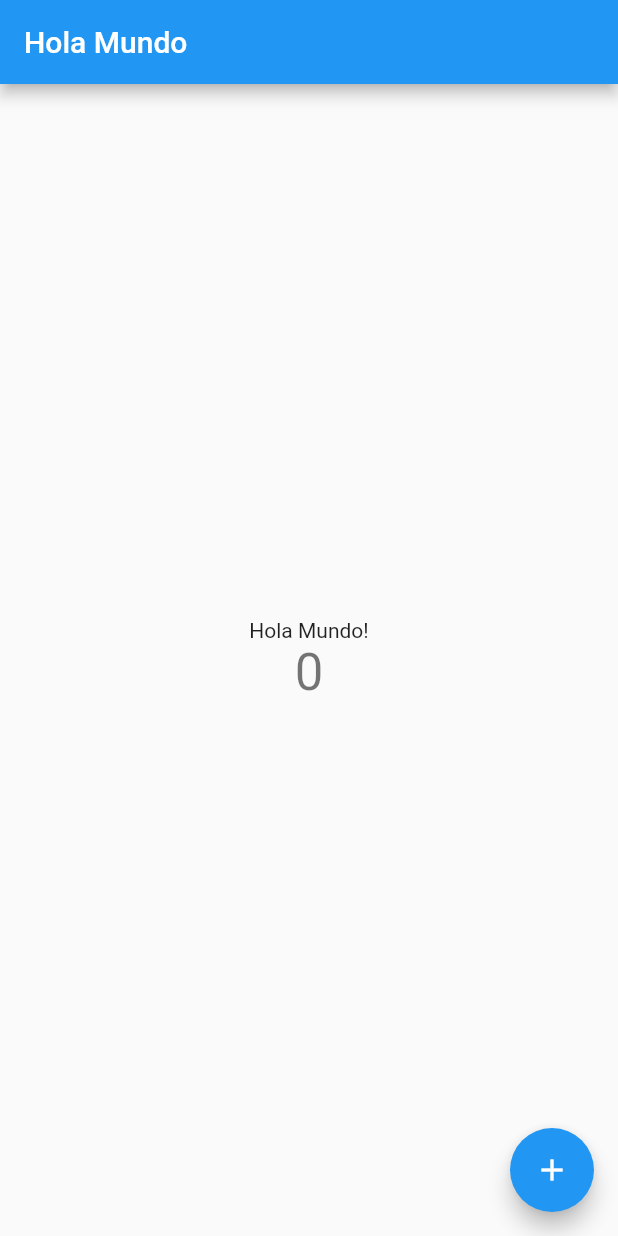
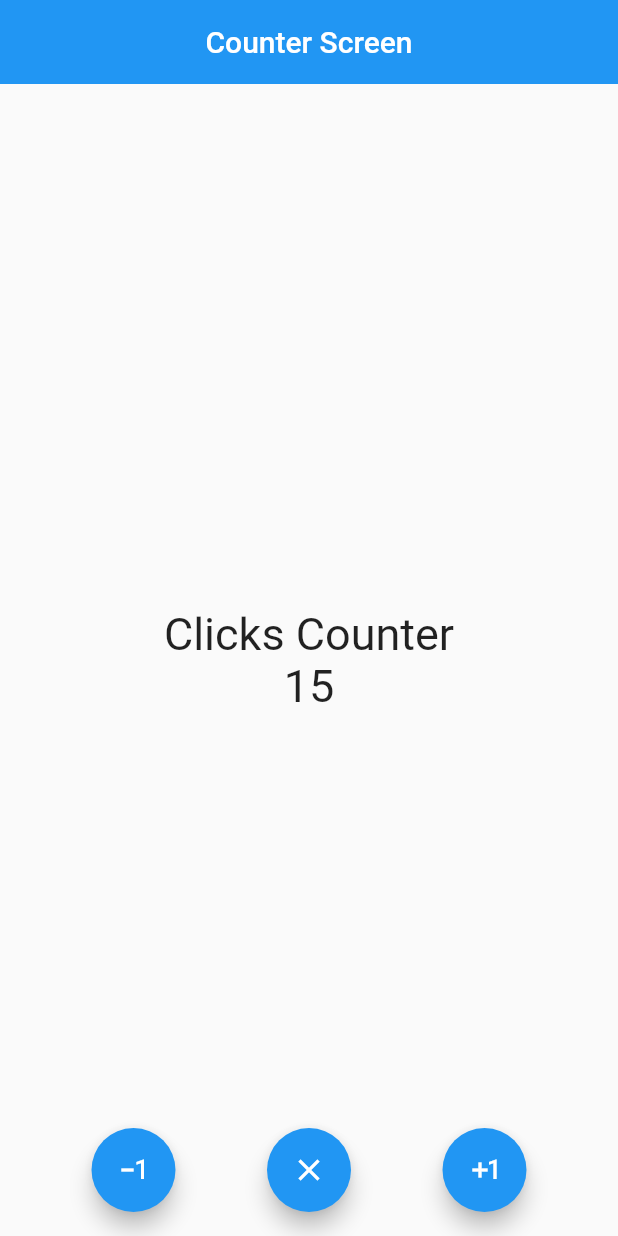
Before and after one commit to andresbadillo/flutter_counter_app, a Flutter app: the screen it shows after launch, on a phone screen of 412 x 824 dp. Run offline on Flutter 3.47's test engine with Material 2 defaults, Android fonts, the phone set to English and light mode, and no system bars.

Commit message:
Se terminó de construir la app del contador

```diff
--- a/counter_app/lib/main.dart
+++ b/counter_app/lib/main.dart
@@ -1,4 +1,9 @@
 import 'package:flutter/material.dart';
+import 'package:flutter/cupertino.dart';
+import 'package:flutter/services.dart';
+import 'package:my_app/screens/counter_screen.dart';
+import 'package:my_app/screens/home_screen.dart';
+// import 'package:my_app/screens/home_screen.dart';
 
 void main() {
   runApp(const MyApp());
@@ -7,109 +12,14 @@ void main() {
 class MyApp extends StatelessWidget {
   const MyApp({Key? key}) : super(key: key);
 
-  // This widget is the root of your application.
   @override
   Widget build(BuildContext context) {
-    return MaterialApp(
-      title: 'Flutter Demo',
-      theme: ThemeData(
-        // This is the theme of your application.
-        //
-        // Try running your application with "flutter run". You'll see the
-        // application has a blue toolbar. Then, without quitting the app, try
-        // changing the primarySwatch below to Colors.green and then invoke
-        // "hot reload" (press "r" in the console where you ran "flutter run",
-        // or simply save your changes to "hot reload" in a Flutter IDE).
-        // Notice that the counter didn't reset back to zero; the application
-        // is not restarted.
-        primarySwatch: Colors.blue,
-      ),
-      home: const MyHomePage(title: 'Hola Mundo'),
+    SystemChrome.setSystemUIOverlayStyle(
+        const SystemUiOverlayStyle(statusBarColor: Colors.transparent));
+    return const MaterialApp(
+      debugShowCheckedModeBanner: false,
+      //home: HomeScreen(),
+      home: CounterScreen(),
     );
   }
 }
-
-class MyHomePage extends StatefulWidget {
-  const MyHomePage({Key? key, required this.title}) : super(key: key);
-
-  // This widget is the home page of your application. It is stateful, meaning
-  // that it has a State object (defined below) that contains fields that affect
-  // how it looks.
-
-  // This class is the configuration for the state. It holds the values (in this
-  // case the title) provided by the parent (in this case the App widget) and
-  // used by the build method of the State. Fields in a Widget subclass are
-  // always marked "final".
-
-  final String title;
-
-  @override
-  State<MyHomePage> createState() => _MyHomePageState();
-}
-
-class _MyHomePageState extends State<MyHomePage> {
-  int _counter = 0;
-
-  void _incrementCounter() {
-    setState(() {
-      // This call to setState tells the Flutter framework that something has
-      // changed in this State, which causes it to rerun the build method below
-      // so that the display can reflect the updated values. If we changed
-      // _counter without calling setState(), then the build method would not be
-      // called again, and so nothing would appear to happen.
-      _counter++;
-    });
-  }
-
-  @override
-  Widget build(BuildContext context) {
-    // This method is rerun every time setState is called, for instance as done
-    // by the _incrementCounter method above.
-    //
-    // The Flutter framework has been optimized to make rerunning build methods
-    // fast, so that you can just rebuild anything that needs updating rather
-    // than having to individually change instances of widgets.
-    return Scaffold(
-      appBar: AppBar(
-        // Here we take the value from the MyHomePage object that was created by
-        // the App.build method, and use it to set our appbar title.
-        title: Text(widget.title),
-      ),
-      body: Center(
-        // Center is a layout widget. It takes a single child and positions it
-        // in the middle of the parent.
-        child: Column(
-          // Column is also a layout widget. It takes a list of children and
-          // arranges them vertically. By default, it sizes itself to fit its
-          // children horizontally, and tries to be as tall as its parent.
-          //
-          // Invoke "debug painting" (press "p" in the console, choose the
-          // "Toggle Debug Paint" action from the Flutter Inspector in Android
-          // Studio, or the "Toggle Debug Paint" command in Visual Studio Code)
-          // to see the wireframe for each widget.
-          //
-          // Column has various properties to control how it sizes itself and
-          // how it positions its children. Here we use mainAxisAlignment to
-          // center the children vertically; the main axis here is the vertical
-          // axis because Columns are vertical (the cross axis would be
-          // horizontal).
-          mainAxisAlignment: MainAxisAlignment.center,
-          children: <Widget>[
-            const Text(
-              'Hola Mundo!',
-            ),
-            Text(
-              '$_counter',
-              style: Theme.of(context).textTheme.headline4,
-            ),
-          ],
-        ),
-      ),
-      floatingActionButton: FloatingActionButton(
-        onPressed: _incrementCounter,
-        tooltip: 'Increment',
-        child: const Icon(Icons.add),
-      ), // This trailing comma makes auto-formatting nicer for build methods.
-    );
-  }
-}
--- /dev/null
+++ b/counter_app/lib/screens/counter_screen.dart
@@ -0,0 +1,101 @@
+import 'package:flutter/material.dart';
+
+class CounterScreen extends StatefulWidget {
+  const CounterScreen({Key? key}) : super(key: key);
+
+  @override
+  State<CounterScreen> createState() => _CounterScreenState();
+}
+
+class _CounterScreenState extends State<CounterScreen> {
+  int counter = 15;
+
+  void increase() {
+    counter++;
+    setState(() {});
+  }
+
+  void decrease() {
+    counter--;
+    setState(() {});
+  }
+
+  void reset() {
+    counter = 0;
+    setState(() {});
+  }
+
+  @override
+  Widget build(BuildContext context) {
+    const fontSize30 = TextStyle(
+      fontSize: 30.0,
+    );
+
+    return Scaffold(
+      appBar: AppBar(
+        title: const Center(
+          child: Text('Counter Screen'),
+        ),
+        elevation: 0,
+      ),
+      body: Center(
+        child: Column(
+          mainAxisAlignment: MainAxisAlignment.center,
+          children: [
+            const Text(
+              'Clicks Counter',
+              style: fontSize30,
+            ),
+            Text(
+              '$counter',
+              style: fontSize30,
+            ),
+          ],
+        ),
+      ),
+      floatingActionButtonLocation: FloatingActionButtonLocation.centerFloat,
+      floatingActionButton: CustomFloatingActions(
+        increaseFn: increase,
+        decreaseFn: decrease,
+        resetFn: reset,
+      ),
+    );
+  }
+}
+
+class CustomFloatingActions extends StatelessWidget {
+  final Function increaseFn;
+  final Function decreaseFn;
+  final Function resetFn;
+
+  const CustomFloatingActions({
+    Key? key,
+    required this.increaseFn,
+    required this.decreaseFn,
+    required this.resetFn,
+  }) : super(key: key);
+
+  @override
+  Widget build(BuildContext context) {
+    return Row(
+      mainAxisAlignment: MainAxisAlignment.spaceEvenly,
+      children: [
+        FloatingActionButton(
+          //onPressed: () => setState(() => counter--),
+          onPressed: () => decreaseFn(),
+          child: const Icon(Icons.exposure_minus_1),
+        ),
+        FloatingActionButton(
+          //onPressed: () => setState(() => counter = 0),
+          onPressed: () => resetFn(),
+          child: const Icon(Icons.close),
+        ),
+        FloatingActionButton(
+          //onPressed: () => setState(() => counter++),
+          onPressed: () => increaseFn(),
+          child: const Icon(Icons.exposure_plus_1),
+        ),
+      ],
+    );
+  }
+}
```
Also changed, not shown: counter_app/lib/screens/home_screen.dart (added, +41 -0 lines).
